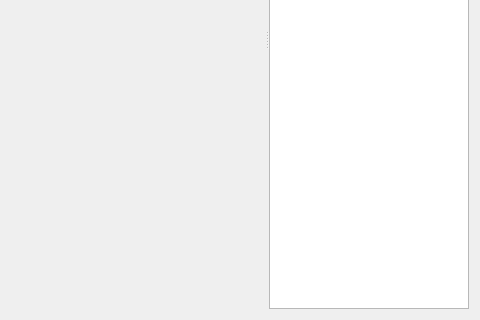
Qt form src/pcot/assets/tabstitch.ui (AU-ExoMars/PCOT) before a commit; both pictures show x 408 to 888 and y 243 to 563 of the 888 by 563 pixel window.
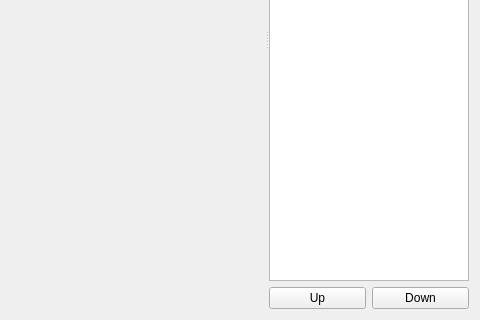
The same form after that commit. Custom widgets are drawn as their Qt base class.

Commit message: Slow, buggy and messy.

Patch:
```diff
--- a/src/pcot/assets/tabstitch.ui
+++ b/src/pcot/assets/tabstitch.ui
@@ -35,7 +35,35 @@
       </property>
       <layout class="QGridLayout" name="gridLayout_2">
        <item row="0" column="0">
-        <widget class="QTableView" name="table"/>
+        <widget class="QTableView" name="table">
+         <property name="selectionBehavior">
+          <enum>QAbstractItemView::SelectRows</enum>
+         </property>
+        </widget>
+       </item>
+       <item row="1" column="0">
+        <layout class="QGridLayout" name="gridLayout_3">
+         <property name="leftMargin">
+          <number>0</number>
+         </property>
+         <property name="bottomMargin">
+          <number>0</number>
+         </property>
+         <item row="0" column="0">
+          <widget class="QPushButton" name="up">
+           <property name="text">
+            <string>Up</string>
+           </property>
+          </widget>
+         </item>
+         <item row="0" column="1">
+          <widget class="QPushButton" name="down">
+           <property name="text">
+            <string>Down</string>
+           </property>
+          </widget>
+         </item>
+        </layout>
        </item>
       </layout>
      </widget>
```
The commit also changes 1 other file.
